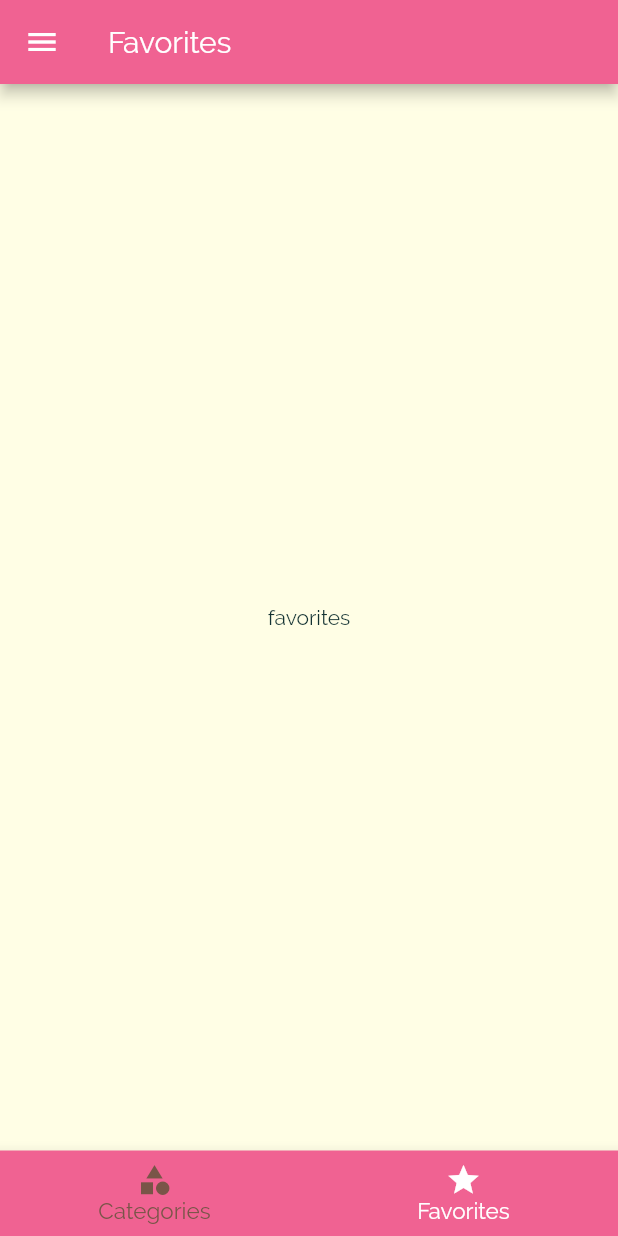
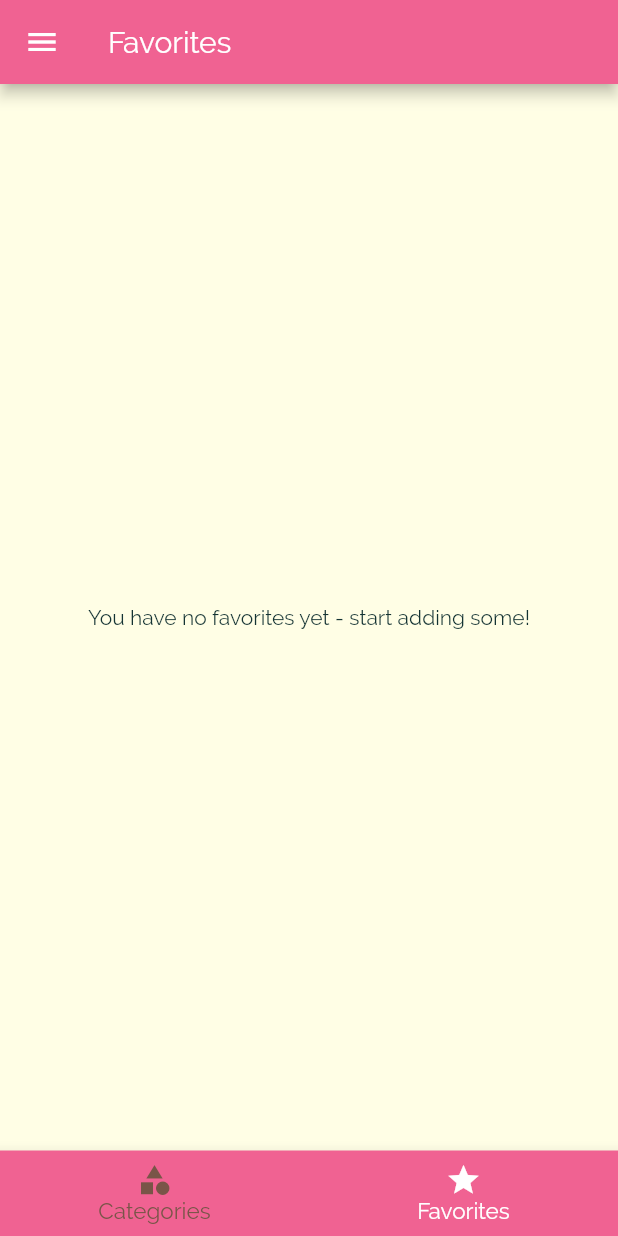
Before and after one commit to SpruceGabriela/meals-app, a Flutter app: the screen it shows after launch, item 2 of the bottom bar chosen, on a phone screen of 412 x 824 dp. Run offline on Flutter 3.47's test engine with Material 2 defaults, Android fonts, the phone set to English and light mode, and no system bars.

Commit message:
improving screens layout

```diff
--- a/lib/main.dart
+++ b/lib/main.dart
@@ -24,6 +24,7 @@ class _MyAppState extends State<MyApp> {
   };
 
   List<Meal> _avaliableMeals = DUMMY_MEALS;
+  List<Meal> _favoriteMeals = [];
 
   void _setFilters(Map<String, bool> filterData){
     setState(() {
--- a/lib/screens/favorites_screen.dart
+++ b/lib/screens/favorites_screen.dart
@@ -4,7 +4,7 @@ class FavoritesScreen extends StatelessWidget {
   @override
   Widget build(BuildContext context) {
     return Center(
-      child: Text('favorites'),
+      child: Text('You have no favorites yet - start adding some!'),
     );
   }
 }
```
